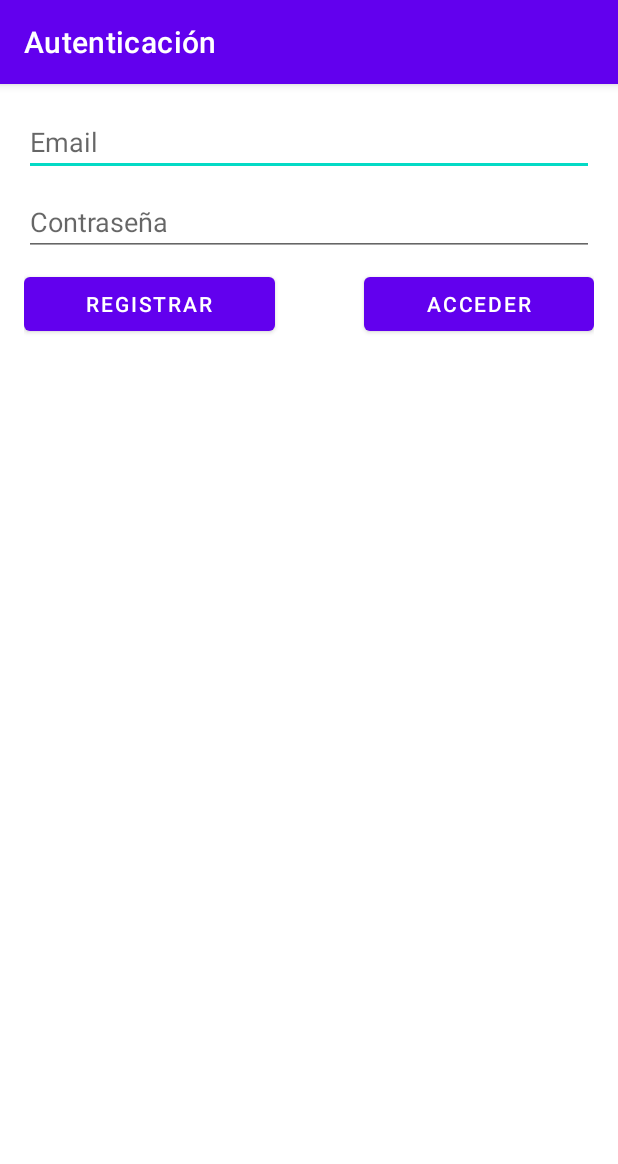
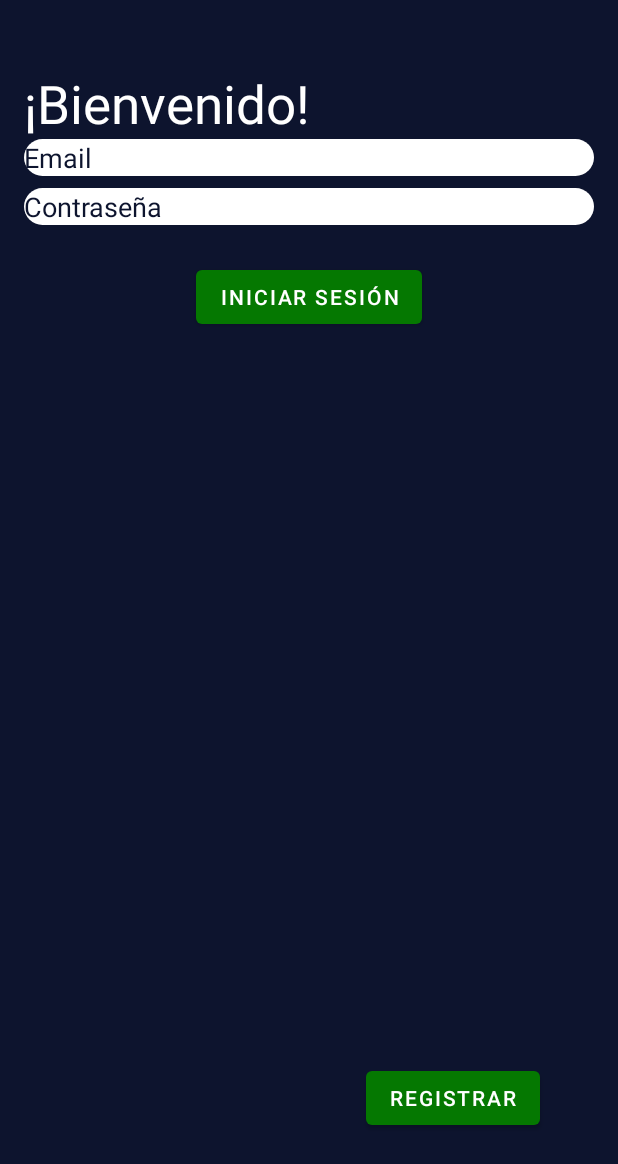
Before and after one commit to SMGalan-dev/SMGalan-dev-TT_2020-A106, an Android app: the screen it shows after launch (AuthActivity), on a phone screen of 412 x 824 dp. Shown: the top 1164 px of the screen. Run offline under Robolectric (Android 15) with nearby library versions, the phone set to English and light mode, and no system bars; our stand-ins replace Firebase (no records; nobody signed in at launch, a user with empty details on screens opened directly).

Commit message:
MainMenu v1

```diff
--- a/app/src/main/AndroidManifest.xml
+++ b/app/src/main/AndroidManifest.xml
@@ -16,7 +16,6 @@
             android:theme="@style/SplashTheme">
             <intent-filter>
                 <action android:name="android.intent.action.MAIN" />
-
                 <category android:name="android.intent.category.LAUNCHER" />
             </intent-filter>
         </activity>
--- /dev/null
+++ b/app/src/main/res/drawable/rounded_edit_text.xml
@@ -0,0 +1,10 @@
+<?xml version="1.0" encoding="utf-8"?>
+    <shape  xmlns:android="http://schemas.android.com/apk/res/android"
+        android:shape="rectangle" android:padding="20dp">
+        <solid android:color="@color/white" />
+        <corners
+            android:bottomLeftRadius="15dp"
+            android:bottomRightRadius="15dp"
+            android:topLeftRadius="15dp"
+            android:topRightRadius="15dp" />
+    </shape>
--- a/app/src/main/res/layout/activity_auth.xml
+++ b/app/src/main/res/layout/activity_auth.xml
@@ -4,24 +4,46 @@
     xmlns:tools="http://schemas.android.com/tools"
     android:layout_width="match_parent"
     android:layout_height="match_parent"
+    android:backgroundTint="@color/white"
+    android:foregroundTint="@color/white"
     tools:context=".AuthActivity">
 
     <LinearLayout
+        android:id="@+id/linearLayout2"
         android:layout_width="0dp"
         android:layout_height="wrap_content"
         android:layout_marginStart="16dp"
-        android:layout_marginTop="16dp"
+        android:layout_marginTop="45dp"
         android:layout_marginEnd="16dp"
         android:orientation="vertical"
         app:layout_constraintEnd_toEndOf="parent"
         app:layout_constraintStart_toStartOf="parent"
         app:layout_constraintTop_toTopOf="parent">
 
-        <EditText
-            android:id="@+id/emailEditText"
+        <TextView
+            android:id="@+id/textView5"
             android:layout_width="match_parent"
             android:layout_height="wrap_content"
             android:layout_weight="1"
+            android:text="¡Bienvenido!"
+            android:textColor="#FFFFFF"
+            android:textSize="35sp" />
+
+        <ImageView
+            android:id="@+id/imageView"
+            android:layout_width="match_parent"
+            android:layout_height="wrap_content"
+            android:layout_weight="1"
+            tools:srcCompat="@tools:sample/avatars" />
+
+        <EditText
+            android:id="@+id/emailEditText"
+            android:textColorHint="@color/bluemain"
+            android:textColor="@color/bluemain"
+            android:layout_width="match_parent"
+            android:layout_height="wrap_content"
+            android:layout_weight="1"
+            android:background="@drawable/rounded_edit_text"
             android:ems="10"
             android:hint="Email"
             android:inputType="textEmailAddress" />
@@ -33,9 +55,12 @@
 
         <EditText
             android:id="@+id/passwordEditText"
+            android:textColorHint="@color/bluemain"
+            android:textColor="@color/bluemain"
             android:layout_width="match_parent"
             android:layout_height="wrap_content"
             android:layout_weight="1"
+            android:background="@drawable/rounded_edit_text"
             android:ems="10"
             android:hint="Contraseña"
             android:inputType="textPassword" />
@@ -51,25 +76,38 @@
             android:layout_weight="1"
             android:orientation="horizontal">
 
-            <Button
-                android:id="@+id/signUpButton"
-                android:layout_width="wrap_content"
-                android:layout_height="wrap_content"
-                android:layout_weight="1"
-                android:text="Registrar" />
-
             <Space
                 android:layout_width="8dp"
                 android:layout_height="wrap_content"
                 android:layout_weight="1" />
 
-            <Button
-                android:id="@+id/logInButton"
-                android:layout_width="wrap_content"
-                android:layout_height="wrap_content"
-                android:layout_weight="1"
-                android:text="Acceder" />
         </LinearLayout>
+
     </LinearLayout>
 
+    <Button
+        android:id="@+id/signUpButton"
+        android:layout_width="wrap_content"
+        android:layout_height="wrap_content"
+        android:layout_marginStart="242dp"
+        android:layout_marginEnd="52dp"
+        android:layout_marginBottom="68dp"
+        android:layout_weight="1"
+        android:text="Registrar"
+        app:layout_constraintBottom_toBottomOf="parent"
+        app:layout_constraintEnd_toEndOf="parent"
+        app:layout_constraintHorizontal_bias="1.0"
+        app:layout_constraintStart_toStartOf="parent" />
+
+    <Button
+        android:id="@+id/logInButton"
+        android:layout_width="wrap_content"
+        android:layout_height="wrap_content"
+        android:layout_marginTop="16dp"
+        android:layout_weight="1"
+        android:text="Iniciar Sesión"
+        app:layout_constraintEnd_toEndOf="parent"
+        app:layout_constraintStart_toStartOf="parent"
+        app:layout_constraintTop_toBottomOf="@+id/linearLayout2" />
+
 </androidx.constraintlayout.widget.ConstraintLayout>
--- a/app/src/main/res/values/colors.xml
+++ b/app/src/main/res/values/colors.xml
@@ -8,4 +8,5 @@
     <color name="black">#FF000000</color>
     <color name="white">#FFFFFFFF</color>
     <color  name="bluemain">#0D142E</color>
+    <color  name="greenmain">#057801</color>
 </resources>
--- a/app/src/main/res/values/themes.xml
+++ b/app/src/main/res/values/themes.xml
@@ -1,19 +1,26 @@
 <resources xmlns:tools="http://schemas.android.com/tools">
     <!-- Base application theme. -->
-    <style name="Theme.TT_A106_v0" parent="Theme.MaterialComponents.DayNight.DarkActionBar">
+    <style name="Theme.TT_A106_v0" parent="Theme.MaterialComponents.Light">
         <!-- Primary brand color. -->
-        <item name="colorPrimary">@color/purple_500</item>
-        <item name="colorPrimaryVariant">@color/purple_700</item>
+        <item name="colorPrimary">@color/greenmain</item>
+        <item name="colorPrimaryVariant">@color/greenmain</item>
         <item name="colorOnPrimary">@color/white</item>
         <!-- Secondary brand color. -->
-        <item name="colorSecondary">@color/teal_200</item>
+        <item name="colorSecondary">@color/greenmain</item>
         <item name="colorSecondaryVariant">@color/teal_700</item>
-        <item name="colorOnSecondary">@color/black</item>
+        <item name="colorOnSecondary">@color/bluemain</item>
         <!-- Status bar color. -->
-        <item name="android:statusBarColor" tools:targetApi="l">?attr/colorPrimaryVariant</item>
+        <item name="android:statusBarColor" tools:targetApi="l">?attr/colorOnSecondary</item>
+        <item name="windowNoTitle">true</item>
+        <item name="windowActionBar">false</item>
+        <item name="android:windowFullscreen">false</item>
+        <item name="android:windowContentOverlay">@null</item>
+        <item name="android:windowBackground">@color/bluemain</item>
         <!-- Customize your theme here. -->
     </style>
     <style name = "SplashTheme" parent = "Theme.TT_A106_v0">
+        <item name="android:windowFullscreen">true</item>
         <item name = "android:windowBackground">@drawable/splashscreen</item>
     </style>
+
 </resources>
```
Also changed, not shown: app/src/main/res/mipmap-ldpi/ic_launcher.png (added), app/src/main/res/playstore-icon.png (added).
